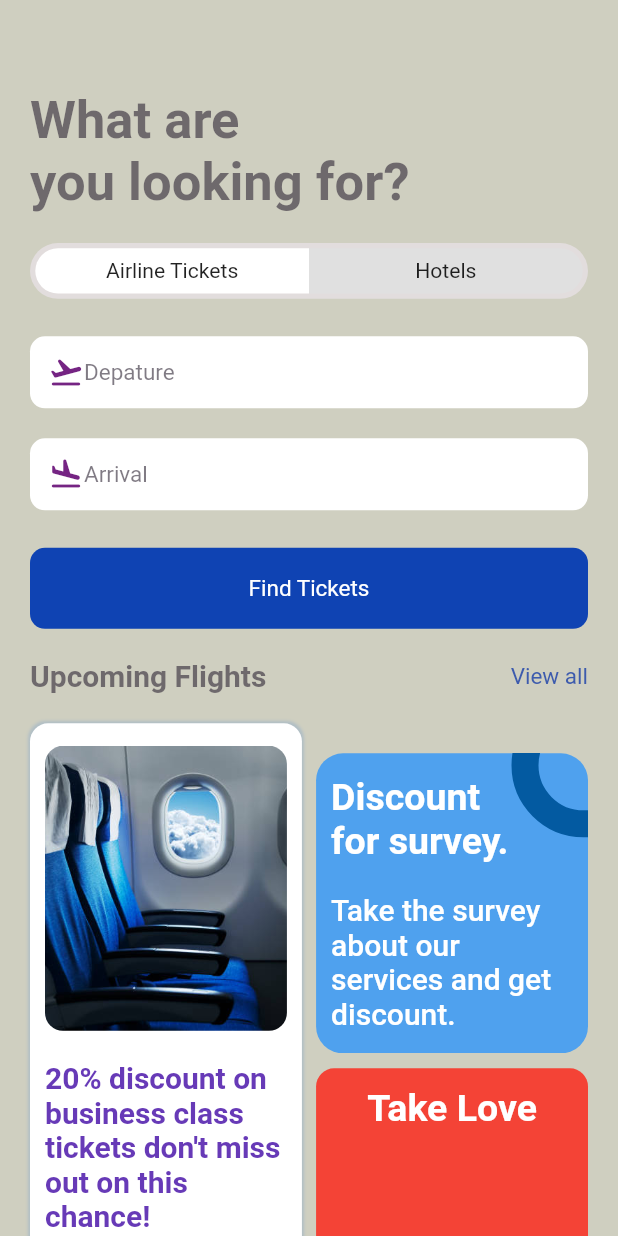
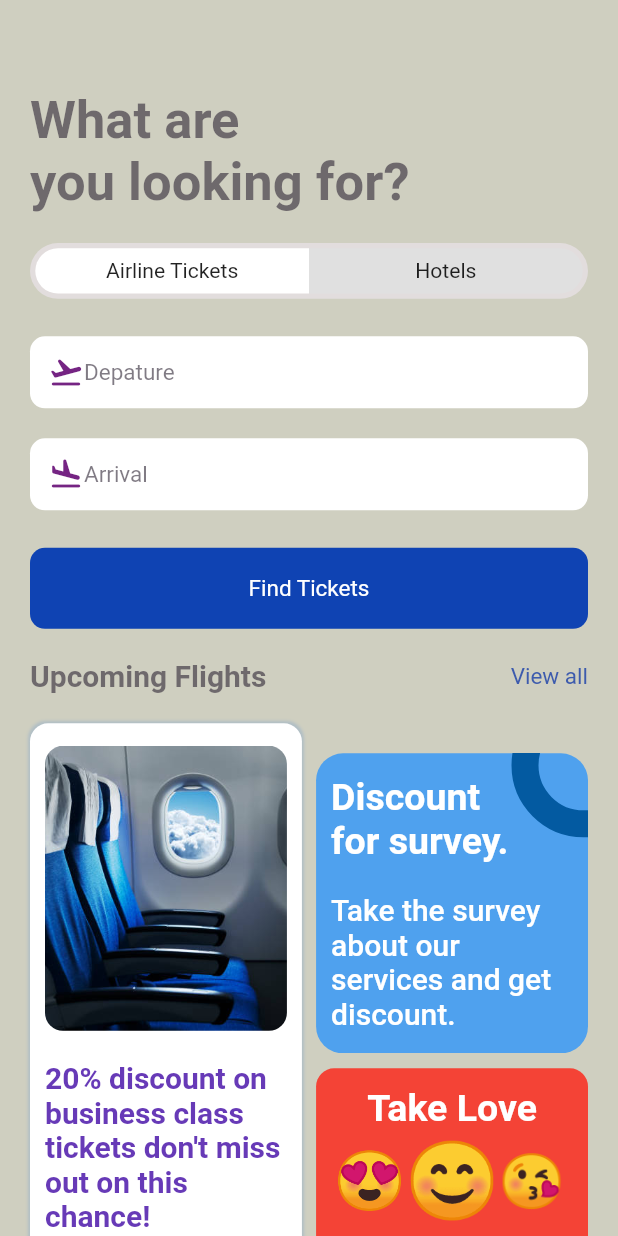
Before and after one commit to picasso653/booking_tickets_app, a Flutter app: the SearchScreen screen opened directly, on a phone screen of 412 x 824 dp. Run offline on Flutter 3.47's test engine with Material 2 defaults, Android fonts, the phone set to English and light mode, and no system bars; our stand-ins replace fluentui_icons, get.

Commit message:
found the emojis

```diff
--- a/lib/screens/Search_Screen.dart
+++ b/lib/screens/Search_Screen.dart
@@ -153,6 +153,13 @@ class SearchScreen extends StatelessWidget {
                   children: [
                     Text('Take Love', style: Styles.headlineText1.copyWith(color: Colors.white, fontWeight: FontWeight.bold),textAlign: TextAlign.center,),
                     SizedBox(height: AppLayout.getHeight(5),),
+                    Row(
+                      children: const [
+                        Text('😍', style: TextStyle(fontSize: 38),),
+                        Text('😊', style: TextStyle(fontSize: 50),),
+                        Text('😘', style: TextStyle(fontSize: 35))
+                      ],
+                    )
                   ],
                 ),
               )
```
